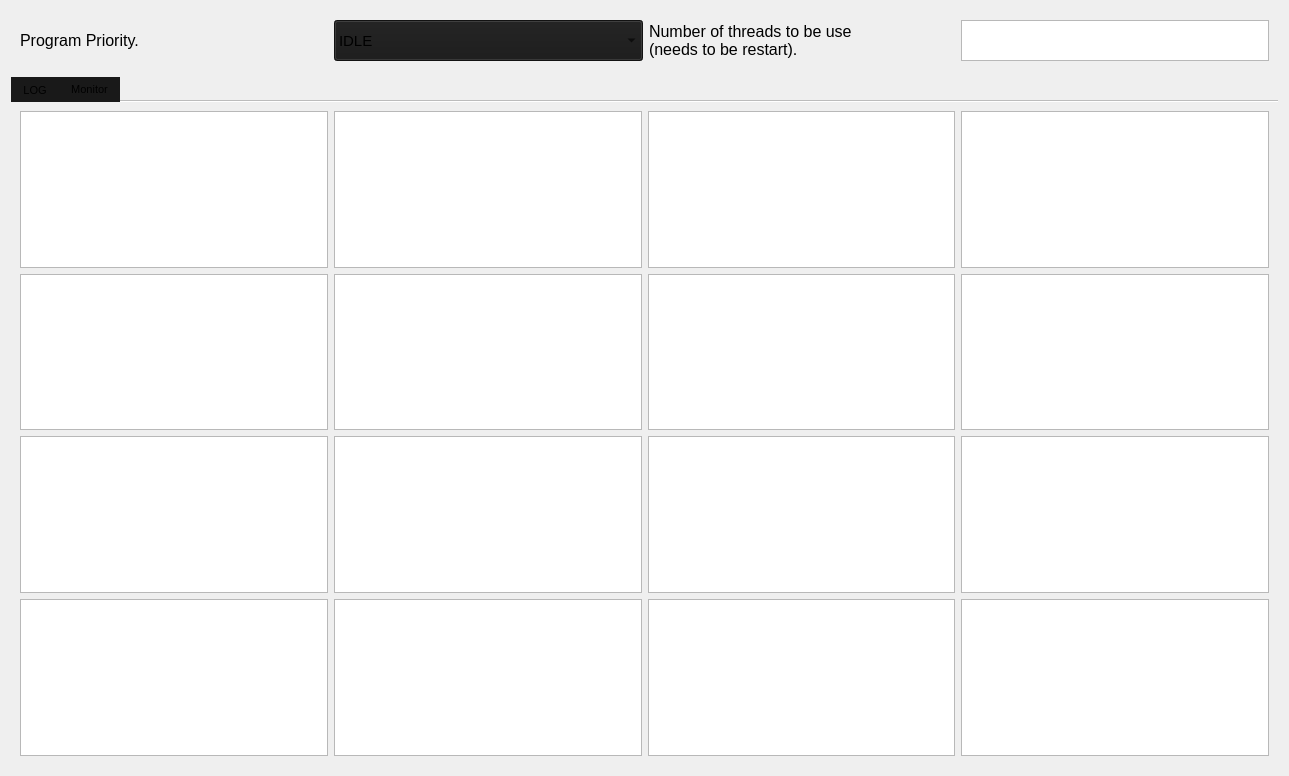
Above: widget.ui from YukiWorks432/Mersenne-Prime before the change. Below: the same form after it.
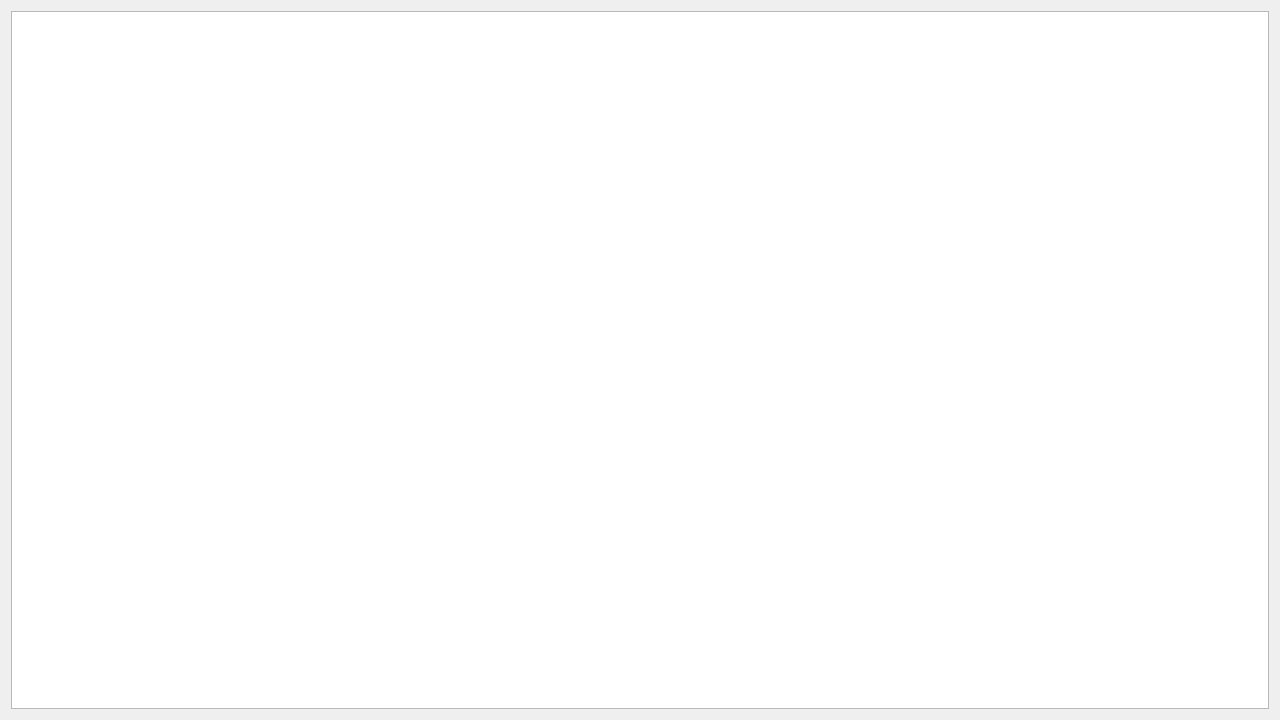
That is the form after the change. The open tabs and pages were chosen to show the change.

```diff
--- a/widget.ui
+++ b/widget.ui
@@ -9,8 +9,8 @@
    <rect>
     <x>0</x>
     <y>0</y>
-    <width>1289</width>
-    <height>776</height>
+    <width>1280</width>
+    <height>720</height>
    </rect>
   </property>
   <property name="sizePolicy">
@@ -27,164 +27,23 @@
   </property>
   <layout class="QGridLayout" name="gridLayout">
    <item row="0" column="0">
-    <widget class="QWidget" name="option" native="true">
+    <widget class="QPlainTextEdit" name="console">
      <property name="sizePolicy">
-      <sizepolicy hsizetype="Minimum" vsizetype="Minimum">
+      <sizepolicy hsizetype="Expanding" vsizetype="Expanding">
        <horstretch>0</horstretch>
        <verstretch>0</verstretch>
       </sizepolicy>
      </property>
      <property name="minimumSize">
       <size>
-       <width>1265</width>
-       <height>60</height>
+       <width>20</width>
+       <height>500</height>
       </size>
      </property>
      <property name="maximumSize">
       <size>
        <width>16777215</width>
-       <height>60</height>
-      </size>
-     </property>
-     <layout class="QGridLayout" name="gridLayout_3">
-      <item row="0" column="2">
-       <widget class="QLabel" name="label_2">
-        <property name="sizePolicy">
-         <sizepolicy hsizetype="Minimum" vsizetype="Minimum">
-          <horstretch>0</horstretch>
-          <verstretch>0</verstretch>
-         </sizepolicy>
-        </property>
-        <property name="maximumSize">
-         <size>
-          <width>306</width>
-          <height>41</height>
-         </size>
-        </property>
-        <property name="font">
-         <font>
-          <pointsize>12</pointsize>
-         </font>
-        </property>
-        <property name="text">
-         <string>Number of threads to be use
-(needs to be restart).</string>
-        </property>
-       </widget>
-      </item>
-      <item row="0" column="0">
-       <widget class="QLabel" name="label">
-        <property name="sizePolicy">
-         <sizepolicy hsizetype="Minimum" vsizetype="Minimum">
-          <horstretch>0</horstretch>
-          <verstretch>0</verstretch>
-         </sizepolicy>
-        </property>
-        <property name="maximumSize">
-         <size>
-          <width>461</width>
-          <height>41</height>
-         </size>
-        </property>
-        <property name="font">
-         <font>
-          <pointsize>12</pointsize>
-         </font>
-        </property>
-        <property name="frameShape">
-         <enum>QFrame::NoFrame</enum>
-        </property>
-        <property name="text">
-         <string>Program Priority.</string>
-        </property>
-       </widget>
-      </item>
-      <item row="0" column="3">
-       <widget class="QTextEdit" name="ThreadNum">
-        <property name="sizePolicy">
-         <sizepolicy hsizetype="Minimum" vsizetype="Minimum">
-          <horstretch>0</horstretch>
-          <verstretch>0</verstretch>
-         </sizepolicy>
-        </property>
-        <property name="maximumSize">
-         <size>
-          <width>16777215</width>
-          <height>41</height>
-         </size>
-        </property>
-       </widget>
-      </item>
-      <item row="0" column="1">
-       <widget class="QComboBox" name="Priority">
-        <property name="sizePolicy">
-         <sizepolicy hsizetype="Minimum" vsizetype="Minimum">
-          <horstretch>0</horstretch>
-          <verstretch>0</verstretch>
-         </sizepolicy>
-        </property>
-        <property name="maximumSize">
-         <size>
-          <width>16777215</width>
-          <height>41</height>
-         </size>
-        </property>
-        <property name="font">
-         <font>
-          <pointsize>11</pointsize>
-         </font>
-        </property>
-        <property name="styleSheet">
-         <string notr="true">background-color : #191919;</string>
-        </property>
-        <property name="currentText">
-         <string>IDLE</string>
-        </property>
-        <property name="currentIndex">
-         <number>0</number>
-        </property>
-        <item>
-         <property name="text">
-          <string>IDLE</string>
-         </property>
-        </item>
-        <item>
-         <property name="text">
-          <string>BELOW NORMAL</string>
-         </property>
-        </item>
-        <item>
-         <property name="text">
-          <string>NORMAL</string>
-         </property>
-        </item>
-        <item>
-         <property name="text">
-          <string>ABOVE NORMAL</string>
-         </property>
-        </item>
-        <item>
-         <property name="text">
-          <string>HIGH</string>
-         </property>
-        </item>
-       </widget>
-      </item>
-     </layout>
-    </widget>
-   </item>
-   <item row="1" column="0">
-    <widget class="QTabWidget" name="tabWidget">
-     <property name="sizePolicy">
-      <sizepolicy hsizetype="Expanding" vsizetype="Expanding">
-       <horstretch>0</horstretch>
-       <verstretch>0</verstretch>
-      </sizepolicy>
-     </property>
-     <property name="minimumSize">
-      <size>
-       <width>1265</width>
-       <height>585</height>
+       <height>16777215</height>
       </size>
      </property>
      <property name="font">
@@ -192,551 +51,9 @@
        <pointsize>8</pointsize>
       </font>
      </property>
-     <property name="focusPolicy">
-      <enum>Qt::NoFocus</enum>
-     </property>
-     <property name="styleSheet">
-      <string notr="true">QTabBar::tab {background-color:#191919}</string>
-     </property>
-     <property name="tabPosition">
-      <enum>QTabWidget::North</enum>
-     </property>
-     <property name="tabShape">
-      <enum>QTabWidget::Rounded</enum>
-     </property>
-     <property name="currentIndex">
-      <number>0</number>
-     </property>
-     <property name="documentMode">
+     <property name="readOnly">
       <bool>true</bool>
      </property>
-     <property name="tabBarAutoHide">
-      <bool>false</bool>
-     </property>
-     <widget class="QWidget" name="LOGPage">
-      <attribute name="title">
-       <string>LOG</string>
-      </attribute>
-      <layout class="QGridLayout" name="gridLayout_2">
-       <item row="0" column="0">
-        <widget class="QTextEdit" name="LOG">
-         <property name="sizePolicy">
-          <sizepolicy hsizetype="Expanding" vsizetype="Expanding">
-           <horstretch>0</horstretch>
-           <verstretch>0</verstretch>
-          </sizepolicy>
-         </property>
-         <property name="minimumSize">
-          <size>
-           <width>20</width>
-           <height>500</height>
-          </size>
-         </property>
-         <property name="maximumSize">
-          <size>
-           <width>16777215</width>
-           <height>16777215</height>
-          </size>
-         </property>
-         <property name="font">
-          <font>
-           <pointsize>8</pointsize>
-          </font>
-         </property>
-         <property name="readOnly">
-          <bool>true</bool>
-         </property>
-        </widget>
-       </item>
-      </layout>
-     </widget>
-     <widget class="QWidget" name="MonitorPage">
-      <attribute name="title">
-       <string>Monitor</string>
-      </attribute>
-      <layout class="QGridLayout" name="gridLayout_4">
-       <item row="5" column="1">
-        <widget class="QTextEdit" name="Th_10">
-         <property name="sizePolicy">
-          <sizepolicy hsizetype="Minimum" vsizetype="Minimum">
-           <horstretch>0</horstretch>
-           <verstretch>0</verstretch>
-          </sizepolicy>
-         </property>
-         <property name="minimumSize">
-          <size>
-           <width>150</width>
-           <height>50</height>
-          </size>
-         </property>
-         <property name="maximumSize">
-          <size>
-           <width>1920</width>
-           <height>1920</height>
-          </size>
-         </property>
-         <property name="font">
-          <font>
-           <pointsize>9</pointsize>
-          </font>
-         </property>
-         <property name="readOnly">
-          <bool>true</bool>
-         </property>
-        </widget>
-       </item>
-       <item row="0" column="0">
-        <widget class="QTextEdit" name="Th_1">
-         <property name="sizePolicy">
-          <sizepolicy hsizetype="Minimum" vsizetype="Minimum">
-           <horstretch>0</horstretch>
-           <verstretch>0</verstretch>
-          </sizepolicy>
-         </property>
-         <property name="minimumSize">
-          <size>
-           <width>150</width>
-           <height>50</height>
-          </size>
-         </property>
-         <property name="maximumSize">
-          <size>
-           <width>1920</width>
-           <height>1920</height>
-          </size>
-         </property>
-         <property name="font">
-          <font>
-           <pointsize>9</pointsize>
-          </font>
-         </property>
-         <property name="readOnly">
-          <bool>true</bool>
-         </property>
-        </widget>
-       </item>
-       <item row="0" column="3">
-        <widget class="QTextEdit" name="Th_4">
-         <property name="sizePolicy">
-          <sizepolicy hsizetype="Minimum" vsizetype="Minimum">
-           <horstretch>0</horstretch>
-           <verstretch>0</verstretch>
-          </sizepolicy>
-         </property>
-         <property name="minimumSize">
-          <size>
-           <width>150</width>
-           <height>50</height>
-          </size>
-         </property>
-         <property name="maximumSize">
-          <size>
-           <width>1920</width>
-           <height>1920</height>
-          </size>
-         </property>
-         <property name="font">
-          <font>
-           <pointsize>9</pointsize>
-          </font>
-         </property>
-         <property name="readOnly">
-          <bool>true</bool>
-         </property>
-        </widget>
-       </item>
-       <item row="1" column="0">
-        <widget class="QTextEdit" name="Th_8">
-         <property name="sizePolicy">
-          <sizepolicy hsizetype="Minimum" vsizetype="Minimum">
-           <horstretch>0</horstretch>
-           <verstretch>0</verstretch>
-          </sizepolicy>
-         </property>
-         <property name="minimumSize">
-          <size>
-           <width>150</width>
-           <height>50</height>
-          </size>
-         </property>
-         <property name="maximumSize">
-          <size>
-           <width>1920</width>
-           <height>1920</height>
-          </size>
-         </property>
-         <property name="font">
-          <font>
-           <pointsize>9</pointsize>
-          </font>
-         </property>
-         <property name="readOnly">
-          <bool>true</bool>
-         </property>
-        </widget>
-       </item>
-       <item row="5" column="0">
-        <widget class="QTextEdit" name="Th_9">
-         <property name="sizePolicy">
-          <sizepolicy hsizetype="Minimum" vsizetype="Minimum">
-           <horstretch>0</horstretch>
-           <verstretch>0</verstretch>
-          </sizepolicy>
-         </property>
-         <property name="minimumSize">
-          <size>
-           <width>150</width>
-           <height>50</height>
-          </size>
-         </property>
-         <property name="maximumSize">
-          <size>
-           <width>1920</width>
-           <height>1920</height>
-          </size>
-         </property>
-         <property name="font">
-          <font>
-           <pointsize>9</pointsize>
-          </font>
-         </property>
-         <property name="readOnly">
-          <bool>true</bool>
-         </property>
-        </widget>
-       </item>
-       <item row="1" column="2">
-        <widget class="QTextEdit" name="Th_7">
-         <property name="sizePolicy">
-          <sizepolicy hsizetype="Minimum" vsizetype="Minimum">
-           <horstretch>0</horstretch>
-           <verstretch>0</verstretch>
-          </sizepolicy>
-         </property>
-         <property name="minimumSize">
-          <size>
-           <width>150</width>
-           <height>50</height>
-          </size>
-         </property>
-         <property name="maximumSize">
-          <size>
-           <width>1920</width>
-           <height>1920</height>
-          </size>
-         </property>
-         <property name="font">
-          <font>
-           <pointsize>9</pointsize>
-          </font>
-         </property>
-         <property name="readOnly">
-          <bool>true</bool>
-         </property>
-        </widget>
-       </item>
-       <item row="0" column="1">
-        <widget class="QTextEdit" name="Th_2">
-         <property name="sizePolicy">
-          <sizepolicy hsizetype="Minimum" vsizetype="Minimum">
-           <horstretch>0</horstretch>
-           <verstretch>0</verstretch>
-          </sizepolicy>
-         </property>
-         <property name="minimumSize">
-          <size>
-           <width>150</width>
-           <height>50</height>
-          </size>
-         </property>
-         <property name="maximumSize">
-          <size>
-           <width>1920</width>
-           <height>1920</height>
-          </size>
-         </property>
-         <property name="font">
-          <font>
-           <pointsize>9</pointsize>
-          </font>
-         </property>
-         <property name="readOnly">
-          <bool>true</bool>
-         </property>
-        </widget>
-       </item>
-       <item row="5" column="3">
-        <widget class="QTextEdit" name="Th_12">
-         <property name="sizePolicy">
-          <sizepolicy hsizetype="Minimum" vsizetype="Minimum">
-           <horstretch>0</horstretch>
-           <verstretch>0</verstretch>
-          </sizepolicy>
-         </property>
-         <property name="minimumSize">
-          <size>
-           <width>150</width>
-           <height>50</height>
-          </size>
-         </property>
-         <property name="maximumSize">
-          <size>
-           <width>1920</width>
-           <height>1920</height>
-          </size>
-         </property>
-         <property name="font">
-          <font>
-           <pointsize>9</pointsize>
-          </font>
-         </property>
-         <property name="readOnly">
-          <bool>true</bool>
-         </property>
-        </widget>
-       </item>
-       <item row="5" column="2">
-        <widget class="QTextEdit" name="Th_11">
-         <property name="sizePolicy">
-          <sizepolicy hsizetype="Minimum" vsizetype="Minimum">
-           <horstretch>0</horstretch>
-           <verstretch>0</verstretch>
-          </sizepolicy>
-         </property>
-         <property name="minimumSize">
-          <size>
-           <width>150</width>
-           <height>50</height>
-          </size>
-         </property>
-         <property name="maximumSize">
-          <size>
-           <width>1920</width>
-           <height>1920</height>
-          </size>
-         </property>
-         <property name="font">
-          <font>
-           <pointsize>9</pointsize>
-          </font>
-         </property>
-         <property name="readOnly">
-          <bool>true</bool>
-         </property>
-        </widget>
-       </item>
-       <item row="1" column="1">
-        <widget class="QTextEdit" name="Th_5">
-         <property name="sizePolicy">
-          <sizepolicy hsizetype="Minimum" vsizetype="Minimum">
-           <horstretch>0</horstretch>
-           <verstretch>0</verstretch>
-          </sizepolicy>
-         </property>
-         <property name="minimumSize">
-          <size>
-           <width>150</width>
-           <height>50</height>
-          </size>
-         </property>
-         <property name="maximumSize">
-          <size>
-           <width>1920</width>
-           <height>1920</height>
-          </size>
-         </property>
-         <property name="font">
-          <font>
-           <pointsize>9</pointsize>
-          </font>
-         </property>
-         <property name="readOnly">
-          <bool>true</bool>
-         </property>
-        </widget>
-       </item>
-       <item row="0" column="2">
-        <widget class="QTextEdit" name="Th_3">
-         <property name="sizePolicy">
-          <sizepolicy hsizetype="Minimum" vsizetype="Minimum">
-           <horstretch>0</horstretch>
-           <verstretch>0</verstretch>
-          </sizepolicy>
-         </property>
-         <property name="minimumSize">
-          <size>
-           <width>150</width>
-           <height>50</height>
-          </size>
-         </property>
-         <property name="maximumSize">
-          <size>
-           <width>1920</width>
-           <height>1920</height>
-          </size>
-         </property>
-         <property name="font">
-          <font>
-           <pointsize>9</pointsize>
-          </font>
-         </property>
-         <property name="readOnly">
-          <bool>true</bool>
-         </property>
-        </widget>
-       </item>
-       <item row="1" column="3">
-        <widget class="QTextEdit" name="Th_6">
-         <property name="sizePolicy">
-          <sizepolicy hsizetype="Minimum" vsizetype="Minimum">
-           <horstretch>0</horstretch>
-           <verstretch>0</verstretch>
-          </sizepolicy>
-         </property>
-         <property name="minimumSize">
-          <size>
-           <width>150</width>
-           <height>50</height>
-          </size>
-         </property>
-         <property name="maximumSize">
-          <size>
-           <width>1920</width>
-           <height>1920</height>
-          </size>
-         </property>
-         <property name="font">
-          <font>
-           <pointsize>9</pointsize>
-          </font>
-         </property>
-         <property name="readOnly">
-          <bool>true</bool>
-         </property>
-        </widget>
-       </item>
-       <item row="6" column="0">
-        <widget class="QTextEdit" name="Th_13">
-         <property name="sizePolicy">
-          <sizepolicy hsizetype="Minimum" vsizetype="Minimum">
-           <horstretch>0</horstretch>
-           <verstretch>0</verstretch>
-          </sizepolicy>
-         </property>
-         <property name="minimumSize">
-          <size>
-           <width>150</width>
-           <height>50</height>
-          </size>
-         </property>
-         <property name="maximumSize">
-          <size>
-           <width>1920</width>
-           <height>1920</height>
-          </size>
-         </property>
-         <property name="font">
-          <font>
-           <pointsize>9</pointsize>
-          </font>
-         </property>
-         <property name="readOnly">
-          <bool>true</bool>
-         </property>
-        </widget>
-       </item>
-       <item row="6" column="1">
-        <widget class="QTextEdit" name="Th_14">
-         <property name="sizePolicy">
-          <sizepolicy hsizetype="Minimum" vsizetype="Minimum">
-           <horstretch>0</horstretch>
-           <verstretch>0</verstretch>
-          </sizepolicy>
-         </property>
-         <property name="minimumSize">
-          <size>
-           <width>150</width>
-           <height>50</height>
-          </size>
-         </property>
-         <property name="maximumSize">
-          <size>
-           <width>1920</width>
-           <height>1920</height>
-          </size>
-         </property>
-         <property name="font">
-          <font>
-           <pointsize>9</pointsize>
-          </font>
-         </property>
-         <property name="readOnly">
-          <bool>true</bool>
-         </property>
-        </widget>
-       </item>
-       <item row="6" column="2">
-        <widget class="QTextEdit" name="Th_15">
-         <property name="sizePolicy">
-          <sizepolicy hsizetype="Minimum" vsizetype="Minimum">
-           <horstretch>0</horstretch>
-           <verstretch>0</verstretch>
-          </sizepolicy>
-         </property>
-         <property name="minimumSize">
-          <size>
-           <width>150</width>
-           <height>50</height>
-          </size>
-         </property>
-         <property name="maximumSize">
-          <size>
-           <width>1920</width>
-           <height>1920</height>
-          </size>
-         </property>
-         <property name="font">
-          <font>
-           <pointsize>9</pointsize>
-          </font>
-         </property>
-         <property name="readOnly">
-          <bool>true</bool>
-         </property>
-        </widget>
-       </item>
-       <item row="6" column="3">
-        <widget class="QTextEdit" name="Th_16">
-         <property name="sizePolicy">
-          <sizepolicy hsizetype="Minimum" vsizetype="Minimum">
-           <horstretch>0</horstretch>
-           <verstretch>0</verstretch>
-          </sizepolicy>
-         </property>
-         <property name="minimumSize">
-          <size>
-           <width>150</width>
-           <height>50</height>
-          </size>
-         </property>
-         <property name="maximumSize">
-          <size>
-           <width>1920</width>
-           <height>1920</height>
-          </size>
-         </property>
-         <property name="font">
-          <font>
-           <pointsize>9</pointsize>
-          </font>
-         </property>
-         <property name="readOnly">
-          <bool>true</bool>
-         </property>
-        </widget>
-       </item>
-      </layout>
-     </widget>
     </widget>
    </item>
   </layout>
```
Left out of the diff: 4 changed lines with no effect on the pictures.
